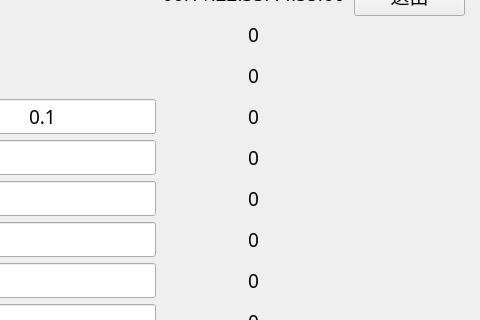
Old version of the form airboxsim.ui in the repository pc0808f/airboxsim; both pictures show x 676 to 1156 and y 85 to 405 of the 1156 by 919 pixel window.
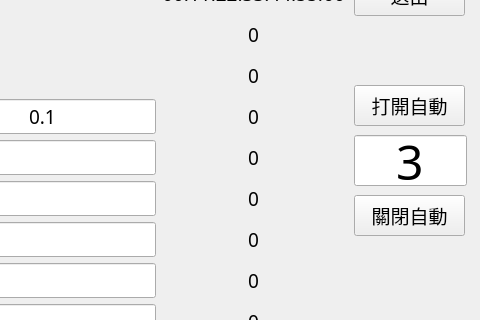
New version of the form.

Commit message: 自動上傳完成

```diff
--- a/airboxsim.ui
+++ b/airboxsim.ui
@@ -752,6 +752,66 @@
      <string>Disonnect</string>
     </property>
    </widget>
+   <widget class="QPushButton" name="AutoBn">
+    <property name="geometry">
+     <rect>
+      <x>1030</x>
+      <y>170</y>
+      <width>111</width>
+      <height>41</height>
+     </rect>
+    </property>
+    <property name="font">
+     <font>
+      <family>微軟正黑體</family>
+      <pointsize>14</pointsize>
+     </font>
+    </property>
+    <property name="text">
+     <string>打開自動</string>
+    </property>
+   </widget>
+   <widget class="QLineEdit" name="timerinv">
+    <property name="geometry">
+     <rect>
+      <x>1030</x>
+      <y>220</y>
+      <width>113</width>
+      <height>51</height>
+     </rect>
+    </property>
+    <property name="font">
+     <font>
+      <family>Adobe Arabic</family>
+      <pointsize>36</pointsize>
+     </font>
+    </property>
+    <property name="text">
+     <string>3</string>
+    </property>
+    <property name="alignment">
+     <set>Qt::AlignCenter</set>
+    </property>
+   </widget>
+   <widget class="QPushButton" name="AutoCloseBn">
+    <property name="geometry">
+     <rect>
+      <x>1030</x>
+      <y>280</y>
+      <width>111</width>
+      <height>41</height>
+     </rect>
+    </property>
+    <property name="font">
+     <font>
+      <family>微軟正黑體</family>
+      <pointsize>14</pointsize>
+     </font>
+    </property>
+    <property name="text">
+     <string>關閉自動</string>
+    </property>
+   </widget>
   </widget>
   <widget class="QMenuBar" name="menubar">
    <property name="geometry">
```
The commit also changes 3 other files.
